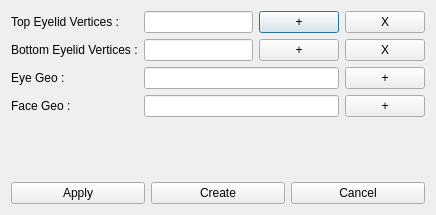
Above: forms/DlgCartoonEye.ui from ThomasEscalle/WombatAutoRig before the change. Below: the same form after it.
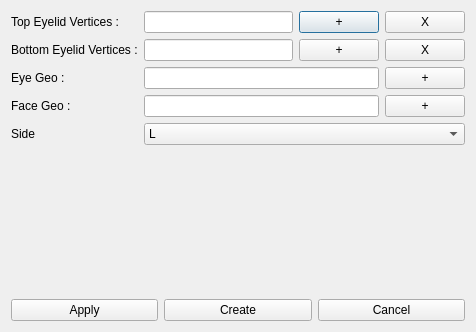
That is the form after the change.

What changed in the file:
```diff
--- a/forms/DlgCartoonEye.ui
+++ b/forms/DlgCartoonEye.ui
@@ -6,8 +6,8 @@
    <rect>
     <x>0</x>
     <y>0</y>
-    <width>436</width>
-    <height>215</height>
+    <width>476</width>
+    <height>332</height>
    </rect>
   </property>
   <property name="windowTitle">
@@ -130,6 +130,27 @@
        </property>
       </widget>
      </item>
+     <item row="4" column="0">
+      <widget class="QLabel" name="label_5">
+       <property name="text">
+        <string>Side</string>
+       </property>
+      </widget>
+     </item>
+     <item row="4" column="1">
+      <widget class="QComboBox" name="cbSide">
+       <item>
+        <property name="text">
+         <string>L</string>
+        </property>
+       </item>
+       <item>
+        <property name="text">
+         <string>R</string>
+        </property>
+       </item>
+      </widget>
+     </item>
     </layout>
    </item>
    <item>
```
Left out of the diff: 2 changed lines with no effect on the pictures.
